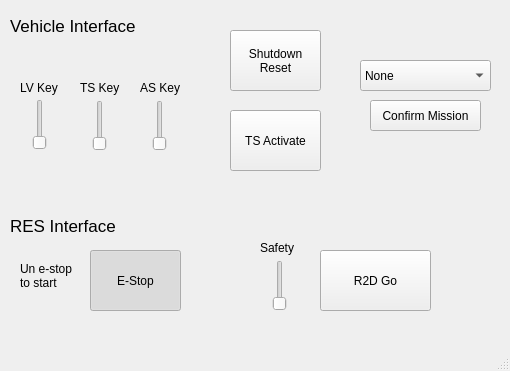
The window that state_control/ui/control_gui.ui (QUT-Motorsport/eufs_sim) describes before a commit, drawn with Qt 5.
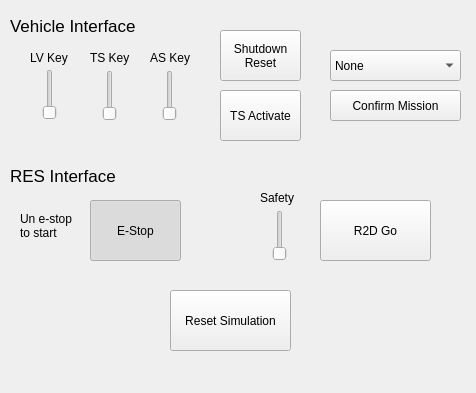
The same window after the commit.

Commit message: added a reset button and this links to the reset commands within the sim

```diff
--- a/state_control/ui/control_gui.ui
+++ b/state_control/ui/control_gui.ui
@@ -6,8 +6,8 @@
    <rect>
     <x>0</x>
     <y>0</y>
-    <width>510</width>
-    <height>371</height>
+    <width>476</width>
+    <height>393</height>
    </rect>
   </property>
   <property name="windowTitle">
@@ -17,8 +17,8 @@
    <widget class="QSlider" name="LV_key">
     <property name="geometry">
      <rect>
-      <x>30</x>
-      <y>99</y>
+      <x>40</x>
+      <y>69</y>
       <width>20</width>
       <height>51</height>
      </rect>
@@ -36,8 +36,8 @@
    <widget class="QSlider" name="TS_key">
     <property name="geometry">
      <rect>
-      <x>90</x>
-      <y>100</y>
+      <x>100</x>
+      <y>70</y>
       <width>20</width>
       <height>51</height>
      </rect>
@@ -55,8 +55,8 @@
    <widget class="QSlider" name="AS_key">
     <property name="geometry">
      <rect>
-      <x>150</x>
-      <y>100</y>
+      <x>160</x>
+      <y>70</y>
       <width>20</width>
       <height>51</height>
      </rect>
@@ -74,8 +74,8 @@
    <widget class="QLabel" name="LV_label">
     <property name="geometry">
      <rect>
-      <x>20</x>
-      <y>80</y>
+      <x>30</x>
+      <y>50</y>
       <width>41</width>
       <height>16</height>
      </rect>
@@ -87,8 +87,8 @@
    <widget class="QLabel" name="TS_label">
     <property name="geometry">
      <rect>
-      <x>80</x>
-      <y>80</y>
+      <x>90</x>
+      <y>50</y>
       <width>41</width>
       <height>16</height>
      </rect>
@@ -100,8 +100,8 @@
    <widget class="QLabel" name="AS_label">
     <property name="geometry">
      <rect>
-      <x>140</x>
-      <y>80</y>
+      <x>150</x>
+      <y>50</y>
       <width>41</width>
       <height>16</height>
      </rect>
@@ -113,10 +113,10 @@
    <widget class="QPushButton" name="SDC_btn">
     <property name="geometry">
      <rect>
-      <x>230</x>
+      <x>220</x>
       <y>30</y>
-      <width>91</width>
-      <height>61</height>
+      <width>81</width>
+      <height>51</height>
      </rect>
     </property>
     <property name="text">
@@ -127,10 +127,10 @@
    <widget class="QPushButton" name="TS_btn">
     <property name="geometry">
      <rect>
-      <x>230</x>
-      <y>110</y>
-      <width>91</width>
-      <height>61</height>
+      <x>220</x>
+      <y>90</y>
+      <width>81</width>
+      <height>51</height>
      </rect>
     </property>
     <property name="text">
@@ -140,8 +140,8 @@
    <widget class="QComboBox" name="mission_select">
     <property name="geometry">
      <rect>
-      <x>360</x>
-      <y>60</y>
+      <x>330</x>
+      <y>50</y>
       <width>131</width>
       <height>31</height>
      </rect>
@@ -175,9 +175,9 @@
    <widget class="QPushButton" name="mission_btn">
     <property name="geometry">
      <rect>
-      <x>370</x>
-      <y>100</y>
-      <width>111</width>
+      <x>330</x>
+      <y>90</y>
+      <width>131</width>
       <height>31</height>
      </rect>
     </property>
@@ -192,7 +192,7 @@
     <property name="geometry">
      <rect>
       <x>90</x>
-      <y>250</y>
+      <y>200</y>
       <width>91</width>
       <height>61</height>
      </rect>
@@ -211,7 +211,7 @@
     <property name="geometry">
      <rect>
       <x>320</x>
-      <y>250</y>
+      <y>200</y>
       <width>111</width>
       <height>61</height>
      </rect>
@@ -227,7 +227,7 @@
     <property name="geometry">
      <rect>
       <x>270</x>
-      <y>260</y>
+      <y>210</y>
       <width>20</width>
       <height>51</height>
      </rect>
@@ -246,7 +246,7 @@
     <property name="geometry">
      <rect>
       <x>260</x>
-      <y>240</y>
+      <y>190</y>
       <width>41</width>
       <height>16</height>
      </rect>
@@ -277,7 +277,7 @@
     <property name="geometry">
      <rect>
       <x>10</x>
-      <y>210</y>
+      <y>160</y>
       <width>151</width>
       <height>31</height>
      </rect>
@@ -295,7 +295,7 @@
     <property name="geometry">
      <rect>
       <x>20</x>
-      <y>260</y>
+      <y>210</y>
       <width>61</width>
       <height>31</height>
      </rect>
@@ -305,18 +305,23 @@
 to start</string>
     </property>
    </widget>
+   <widget class="QPushButton" name="reset_btn">
+    <property name="geometry">
+     <rect>
+      <x>170</x>
+      <y>290</y>
+      <width>121</width>
+      <height>61</height>
+     </rect>
+    </property>
+    <property name="text">
+     <string>Reset Simulation</string>
+    </property>
+    <property name="checkable">
+     <bool>false</bool>
+    </property>
+   </widget>
   </widget>
-  <widget class="QMenuBar" name="menubar">
-   <property name="geometry">
-    <rect>
-     <x>0</x>
-     <y>0</y>
-     <width>510</width>
-     <height>20</height>
-    </rect>
-   </property>
-  </widget>
-  <widget class="QStatusBar" name="statusbar"/>
  </widget>
  <resources/>
  <connections/>
```
The commit also changes 9 other files.
